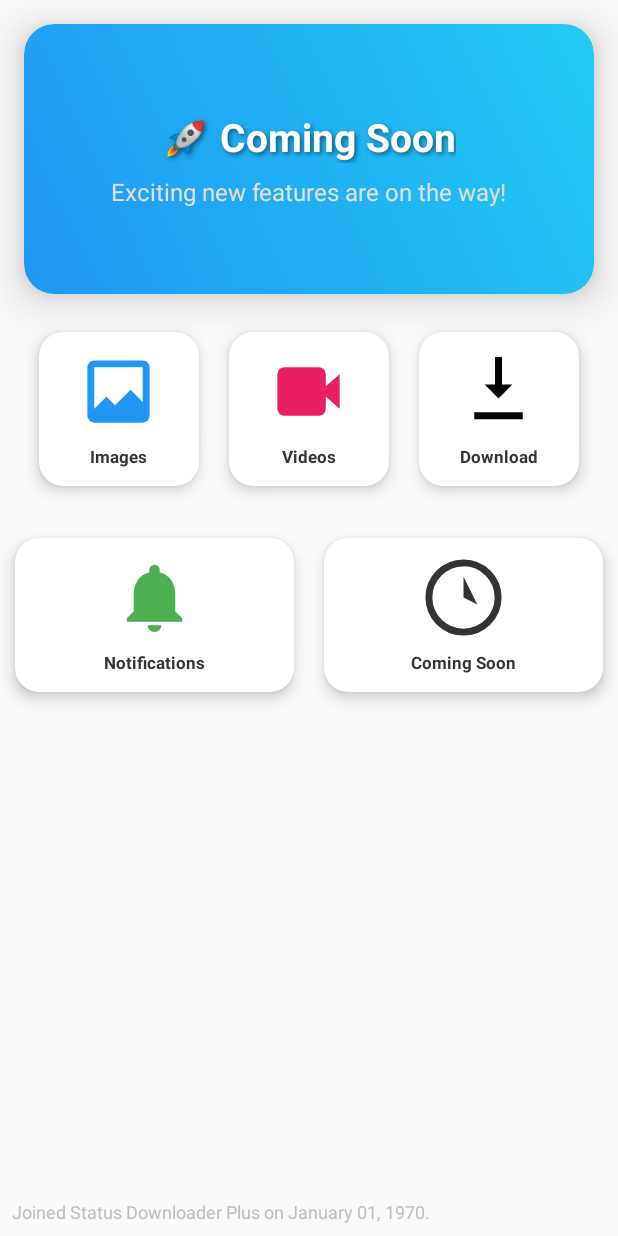
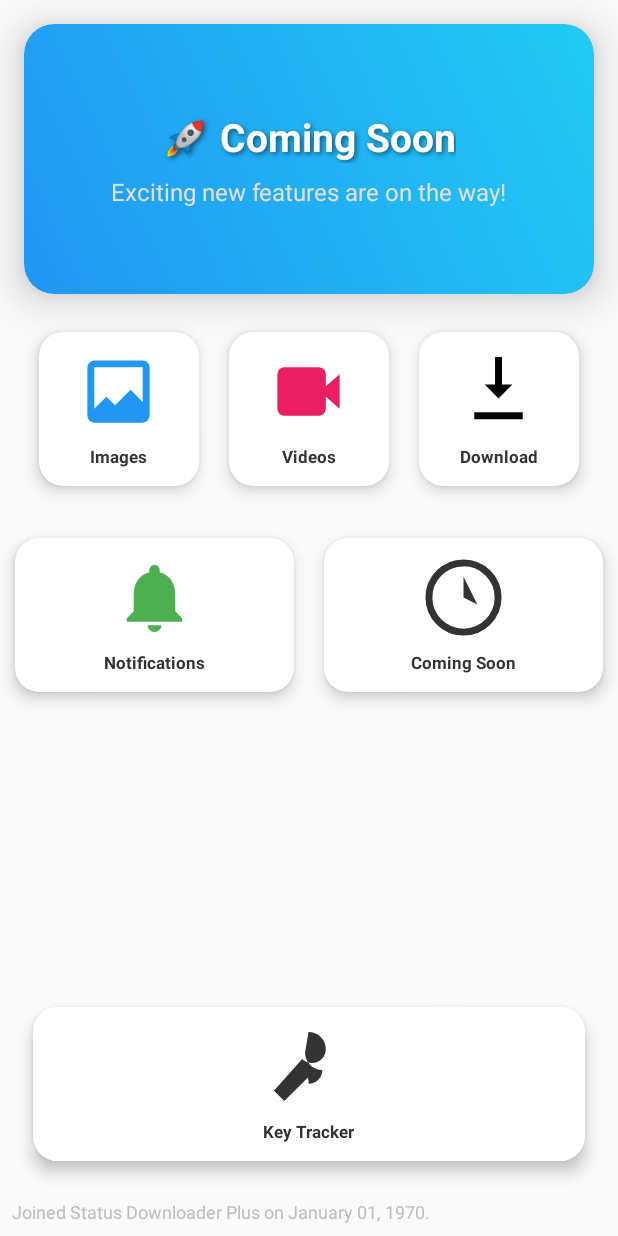
Before and after one commit to adeebibrahim01/Status-saver-Android-app-, an Android app: the fragment HomeFragment shown on its own in the app's theme, on a phone screen of 412 x 824 dp. Run offline under Robolectric (Android 15) with nearby library versions, the phone set to English and light mode, and no system bars; 1 statement that could not run was skipped.

Commit message:
Homefragment ma key tracker card add keya h

```diff
--- a/app/src/main/java/com/mariaxcodexpert/whatsdownloadplus/ui/Home/HomeFragment.java
+++ b/app/src/main/java/com/mariaxcodexpert/whatsdownloadplus/ui/Home/HomeFragment.java
@@ -1,5 +1,6 @@
 package com.mariaxcodexpert.whatsdownloadplus.ui.Home;
 
+import android.content.Intent;
 import android.content.pm.PackageInfo;
 import android.content.pm.PackageManager;
 import android.os.Bundle;
@@ -7,6 +8,7 @@ import android.text.format.DateFormat;
 import android.view.LayoutInflater;
 import android.view.View;
 import android.view.ViewGroup;
+import android.widget.TextView;
 import android.widget.Toast;
 
 import androidx.annotation.NonNull;
@@ -15,6 +17,7 @@ import androidx.navigation.NavController;
 import androidx.navigation.fragment.NavHostFragment;
 
 import com.mariaxcodexpert.whatsdownloadplus.R;
+import com.mariaxcodexpert.whatsdownloadplus.TrackerActivity;
 import com.mariaxcodexpert.whatsdownloadplus.databinding.FragmentHomeBinding;
 
 import java.util.Date;
@@ -23,6 +26,8 @@ public class HomeFragment extends Fragment {
 
     private FragmentHomeBinding binding;
     private NavController navController;
+
+
 
     @Override
     public View onCreateView(@NonNull LayoutInflater inflater,
@@ -38,6 +43,7 @@ public class HomeFragment extends Fragment {
         return binding.getRoot();
     }
 
+
     private void setupClickListeners() {
         // =====================
         // Card Click Listeners
@@ -45,6 +51,10 @@ public class HomeFragment extends Fragment {
         binding.imageCard.setOnClickListener(v -> openGallery(false)); // false = Images
         binding.videoCard.setOnClickListener(v -> openGallery(true)); // true = Videos
 
+        binding.keyTrackerText.setOnClickListener(v -> {
+            Intent intent = new Intent(getContext(), TrackerActivity.class);
+            startActivity(intent);
+        });
         binding.downloadCard.setOnClickListener(v -> {
             try {
                 navController.navigate(R.id.nav_download);
@@ -54,6 +64,7 @@ public class HomeFragment extends Fragment {
                 Toast.makeText(requireContext(), "Navigation error: Download", Toast.LENGTH_SHORT).show();
             }
         });
+
 
         binding.notificationsCard.setOnClickListener(v -> {
             try {
@@ -68,6 +79,8 @@ public class HomeFragment extends Fragment {
         binding.comingSoonCard.setOnClickListener(v ->
                 Toast.makeText(requireContext(), "Feature coming soon!", Toast.LENGTH_SHORT).show());
     }
+
+
 
     private void setJoinedText() {
         try {
--- /dev/null
+++ b/app/src/main/res/drawable/ic_key_tracker.xml
@@ -0,0 +1,9 @@
+<vector xmlns:android="http://schemas.android.com/apk/res/android"
+    android:width="24dp"
+    android:height="24dp"
+    android:viewportWidth="24"
+    android:viewportHeight="24">
+    <path
+        android:fillColor="#333333"
+        android:pathData="M12,2A5,5 0 0,1 17,7c0,2.21 -1.79,4 -4,4a3.98,3.98 0 0,1 -2.83,-1.17L2,19l3,3 6.83,-6.83A3.98,3.98 0 0,1 12,17c2.21,0 4,-1.79 4,-4a5,5 0 0,1 -5,-5z"/>
+</vector>
--- a/app/src/main/res/layout/fragment_home.xml
+++ b/app/src/main/res/layout/fragment_home.xml
@@ -264,7 +264,50 @@
             </LinearLayout>
         </androidx.cardview.widget.CardView>
 
+
+
     </LinearLayout>
+    <!-- Key Tracker Card at the bottom -->
+    <androidx.cardview.widget.CardView
+        android:id="@+id/keyTrackerCard"
+        android:layout_width="0dp"
+        android:layout_height="wrap_content"
+        android:layout_marginStart="16dp"
+        android:layout_marginEnd="16dp"
+        android:layout_marginBottom="16dp"
+        app:cardCornerRadius="16dp"
+        app:cardElevation="6dp"
+        app:cardUseCompatPadding="true"
+        app:cardPreventCornerOverlap="false"
+        app:cardBackgroundColor="#FFFFFF"
+        app:layout_constraintBottom_toTopOf="@id/joinedInfoSection"
+        app:layout_constraintStart_toStartOf="parent"
+        app:layout_constraintEnd_toEndOf="parent">
+
+        <LinearLayout
+            android:layout_width="match_parent"
+            android:layout_height="wrap_content"
+            android:orientation="vertical"
+            android:gravity="center"
+            android:padding="12dp">
+
+            <ImageView
+                android:layout_width="55dp"
+                android:layout_height="55dp"
+                android:src="@drawable/ic_key_tracker"
+                android:contentDescription="Key Tracker"
+                android:layout_marginBottom="8dp"/>
+
+            <TextView
+                android:id="@+id/keyTrackerText"
+                android:layout_width="wrap_content"
+                android:layout_height="wrap_content"
+                android:text="Key Tracker"
+                android:textColor="#333333"
+                android:textSize="11sp"
+                android:textStyle="bold"/>
+        </LinearLayout>
+    </androidx.cardview.widget.CardView>
 
     <!-- Fragment Container -->
     <FrameLayout
```
Also changed, not shown: app/src/main/AndroidManifest.xml (+14 -24 lines), app/src/main/java/com/mariaxcodexpert/whatsdownloadplus/TrackerActivity.java (added, +24 -0 lines), app/src/main/res/layout/activity_tracker.xml (added, +10 -0 lines).
